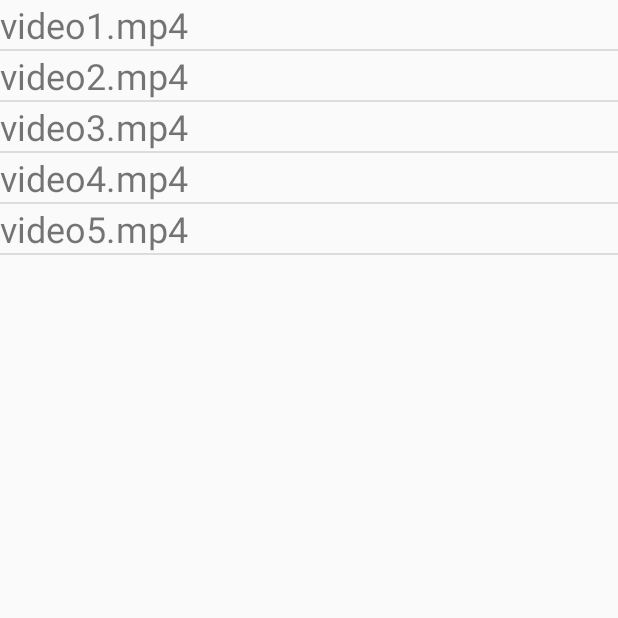
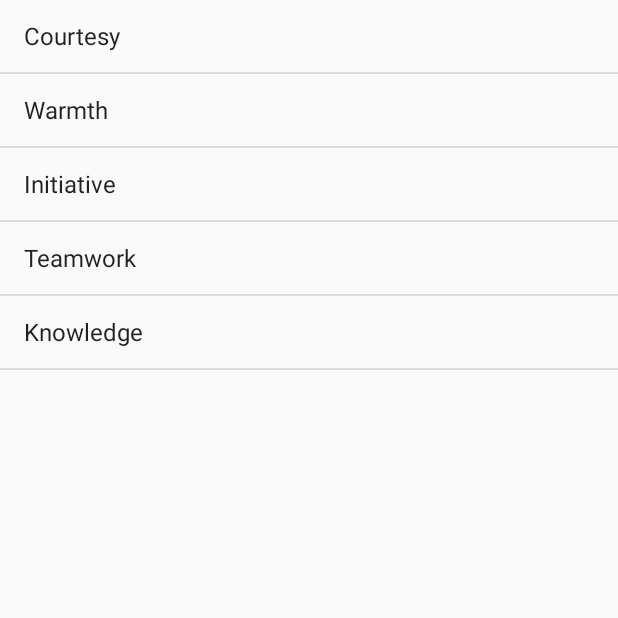
Before and after one commit to kgfig/t4mvp, an Android app: the screen it shows after launch (MainActivity), on a phone screen of 412 x 824 dp, the top half of it. Run offline under Robolectric (Android 15) with nearby library versions, the phone set to English and light mode, and no system bars.

Commit message:
Use titles instead of filenames in strings resources

```diff
--- a/app/src/main/java/com/aclass/edx/helloworld/MainActivity.java
+++ b/app/src/main/java/com/aclass/edx/helloworld/MainActivity.java
@@ -17,7 +17,7 @@ public class MainActivity extends ListActivity {
 
         Resources res = getResources();
         String[] filenames = res.getStringArray(R.array.filenames);
-        ArrayAdapter<String> listAdapter = new ArrayAdapter<String>(this, R.layout.list_item, R.id.list_item_filename, filenames);
+        ArrayAdapter<String> listAdapter = new ArrayAdapter<String>(this, android.R.layout.simple_list_item_1, filenames);
         setListAdapter(listAdapter);
     }
 
--- a/app/src/main/res/values/strings.xml
+++ b/app/src/main/res/values/strings.xml
@@ -1,10 +1,10 @@
 <resources>
     <string name="app_name">T4 Test</string>
     <string-array name="filenames">
-        <item>video1.mp4</item>
-        <item>video2.mp4</item>
-        <item>video3.mp4</item>
-        <item>video4.mp4</item>
-        <item>video5.mp4</item>
+        <item>Courtesy</item>
+        <item>Warmth</item>
+        <item>Initiative</item>
+        <item>Teamwork</item>
+        <item>Knowledge</item>
     </string-array>
 </resources>
```
Also changed, not shown: app/src/main/java/com/aclass/edx/helloworld/VideoActivity.java (+6 -5 lines).
